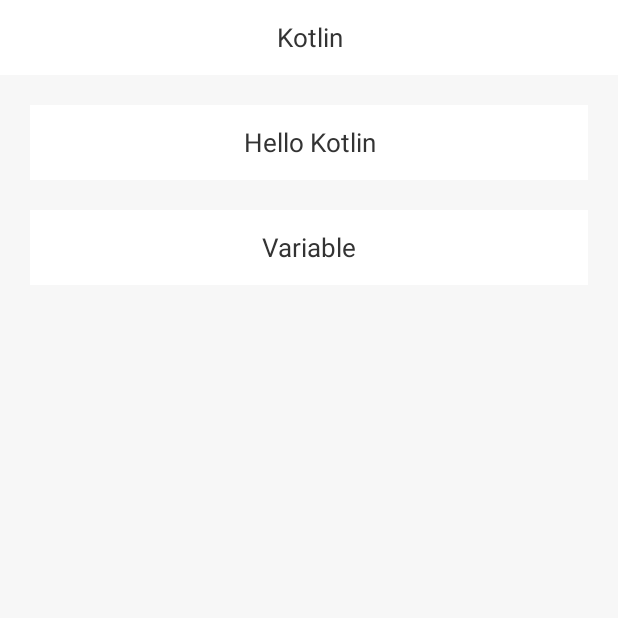
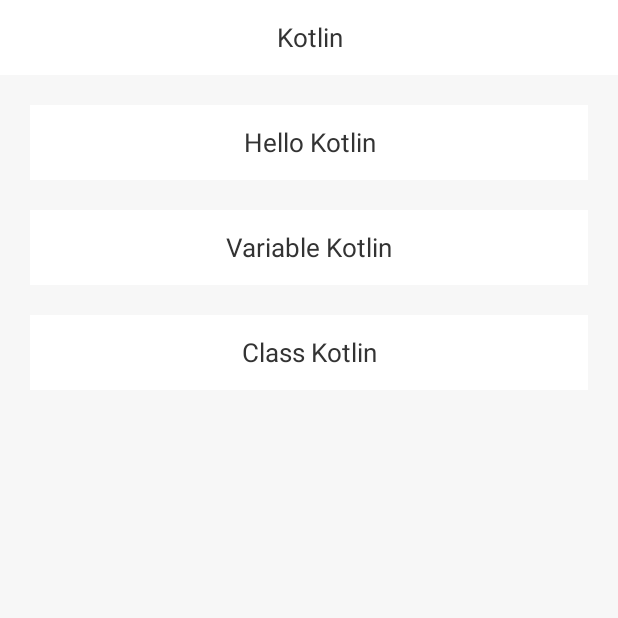
Before and after one commit to aibfive/KotlinPorject, an Android app: the screen it shows after launch (MainActivity), on a phone screen of 412 x 824 dp, the top half of it. Run offline under Robolectric (Android 15) with nearby library versions, the phone set to English and light mode, and no system bars.

Commit message:
1、Kotlin学习中；

```diff
--- a/app/src/main/AndroidManifest.xml
+++ b/app/src/main/AndroidManifest.xml
@@ -25,6 +25,9 @@
         <activity
             android:name=".VariableActivity"
             android:screenOrientation="portrait"/>
+        <activity
+            android:name=".ClassActivity"
+            android:screenOrientation="portrait"/>
     </application>
 
 </manifest>
--- a/app/src/main/res/layout/activity_main.xml
+++ b/app/src/main/res/layout/activity_main.xml
@@ -45,7 +45,18 @@
                 android:id="@+id/variableTv"
                 android:layout_width="match_parent"
                 android:layout_height="50dp"
-                android:text="Variable"
+                android:text="Variable Kotlin"
+                android:textSize="17dp"
+                android:textColor="@color/color333333"
+                android:background="@android:color/white"
+                android:gravity="center"
+                android:layout_marginTop="20dp"/>
+
+            <TextView
+                android:id="@+id/classTv"
+                android:layout_width="match_parent"
+                android:layout_height="50dp"
+                android:text="Class Kotlin"
                 android:textSize="17dp"
                 android:textColor="@color/color333333"
                 android:background="@android:color/white"
```
Also changed, not shown: app/src/main/java/com/sandu/kotlinporject/ClassActivity.kt (added, +52 -0 lines), app/src/main/java/com/sandu/kotlinporject/MainActivity.kt (+9 -0 lines), app/src/main/java/com/sandu/kotlinporject/class/ClassA.kt (added, +20 -0 lines), app/src/main/java/com/sandu/kotlinporject/class/ClassB.kt (added, +21 -0 lines), app/src/main/java/com/sandu/kotlinporject/class/ClassC.kt (added, +23 -0 lines), app/src/main/java/com/sandu/kotlinporject/class/ConstructorClass.kt (added, +24 -0 lines), app/src/main/java/com/sandu/kotlinporject/class/NullBodyClass.kt (added, +10 -0 lines), app/src/main/res/layout/activity_class.xml (added, +40 -0 lines).
